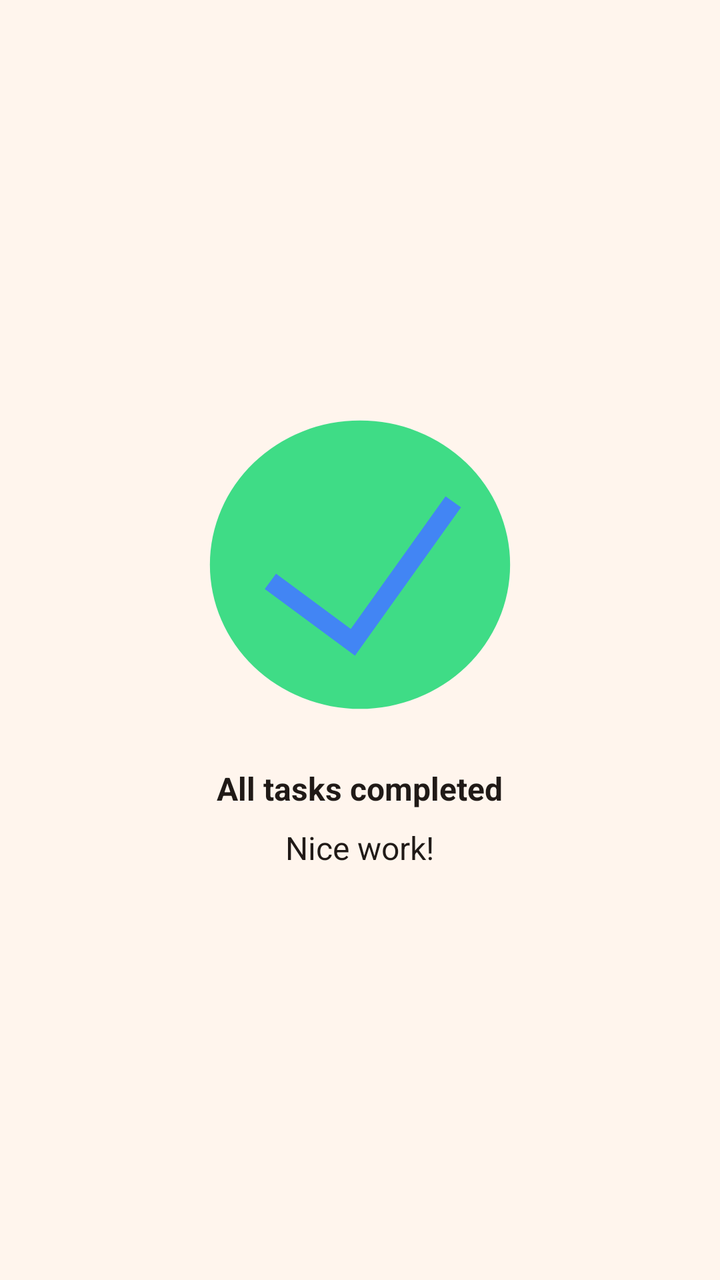
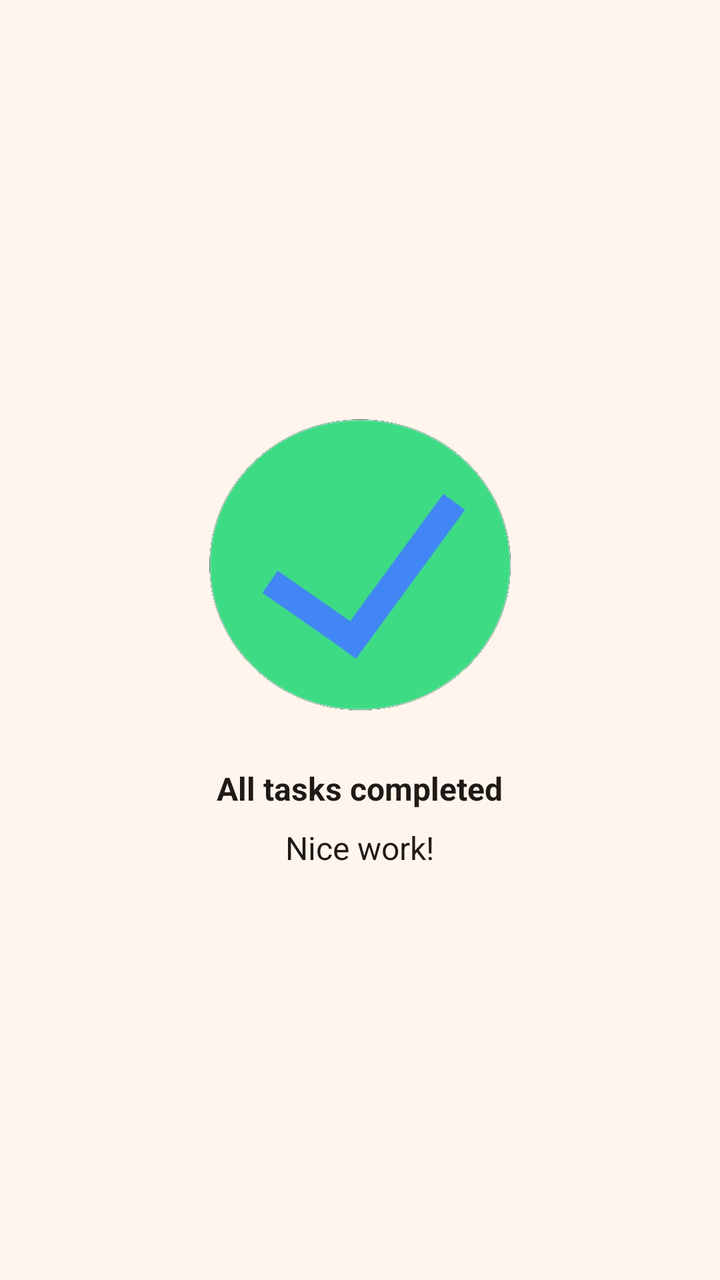

Screens rendered from an Android XML layout before and after an edit, with the pre-edit source and the edit as a unified diff.
<!-- AndroidManifest.xml: application theme Theme.TaskDone -->
<!-- res/layout/activity_main.xml -->
<?xml version="1.0" encoding="utf-8"?>
<LinearLayout xmlns:android="http://schemas.android.com/apk/res/android"
    xmlns:tools="http://schemas.android.com/tools"
    android:id="@+id/main"
    android:layout_width="match_parent"
    android:layout_height="match_parent"
    android:background="@color/screen_background"
    android:gravity="center"
    android:orientation="vertical"
    tools:context=".MainActivity">

    <ImageView
        android:layout_width="wrap_content"
        android:layout_height="wrap_content"
        android:contentDescription="@null"
        android:src="@drawable/ic_task_completed" />

    <TextView
        android:layout_width="wrap_content"
        android:layout_height="wrap_content"
        android:layout_marginTop="24dp"
        android:layout_marginBottom="8dp"
        android:text="@string/all_task_completed"
        android:textColor="@color/screen_text"
        android:textSize="16sp"
        android:textStyle="bold" />

    <TextView
        android:layout_width="wrap_content"
        android:layout_height="wrap_content"
        android:text="@string/nice_work"
        android:textColor="@color/screen_text"
        android:textSize="16sp" />
</LinearLayout>
<!-- resources referenced by this layout -->
<resources>
  <color name="screen_background">#FFFFF5ED</color>
  <color name="screen_text">#FF201A17</color>
  <!-- drawable ic_task_completed (drawable) -->
  <?xml version="1.0" encoding="utf-8"?>
  <vector xmlns:android="http://schemas.android.com/apk/res/android"
      android:width="162dp"
      android:height="154dp"
      android:viewportWidth="613"
      android:viewportHeight="581">
      
      <path
          android:fillColor="@color/check_circle"
          android:pathData="M306.5,290.5m-284,0a284,272 0,1 1,568 0a284,272 0,1 1,-568 0" />
      
      <path
          android:pathData="M137,322L293,437L483,172"
          android:strokeWidth="36"
          android:strokeColor="@color/check_mark" />
  </vector>
  <string name="all_task_completed">All tasks completed</string>
  <string name="nice_work">Nice work!</string>
  <style name="Theme.TaskDone" parent="Base.Theme.TaskDone" />
  <color name="check_circle">#FF3FDC86</color>
  <color name="check_mark">#FF4285F4</color>
  <style name="Base.Theme.TaskDone" parent="Theme.Material3.DayNight.NoActionBar">
          
          
      </style>
</resources>

<!-- the commit's change to res/layout/activity_main.xml (unified diff, before → after) -->
@@ -10,9 +10,8 @@
     tools:context=".MainActivity">
 
     <ImageView
-        android:layout_width="wrap_content"
-        android:layout_height="wrap_content"
-        android:contentDescription="@null"
+        android:layout_width="162dp"
+        android:layout_height="154dp"
         android:src="@drawable/ic_task_completed" />
 
     <TextView
@@ -21,7 +20,7 @@
         android:layout_marginTop="24dp"
         android:layout_marginBottom="8dp"
         android:text="@string/all_task_completed"
-        android:textColor="@color/screen_text"
+        android:textColor="@color/text_color"
         android:textSize="16sp"
         android:textStyle="bold" />
 
@@ -29,6 +28,6 @@
         android:layout_width="wrap_content"
         android:layout_height="wrap_content"
         android:text="@string/nice_work"
-        android:textColor="@color/screen_text"
+        android:textColor="@color/text_color"
         android:textSize="16sp" />
 </LinearLayout>
<!-- resource entries referenced after the edit -->
@@ -1,29 +1,11 @@
 <!-- resources referenced by this layout -->
 <resources>
   <color name="screen_background">#FFFFF5ED</color>
-  <color name="screen_text">#FF201A17</color>
-  <!-- drawable ic_task_completed (drawable) -->
-  <?xml version="1.0" encoding="utf-8"?>
-  <vector xmlns:android="http://schemas.android.com/apk/res/android"
-      android:width="162dp"
-      android:height="154dp"
-      android:viewportWidth="613"
-      android:viewportHeight="581">
-      
-      <path
-          android:fillColor="@color/check_circle"
-          android:pathData="M306.5,290.5m-284,0a284,272 0,1 1,568 0a284,272 0,1 1,-568 0" />
-      
-      <path
-          android:pathData="M137,322L293,437L483,172"
-          android:strokeWidth="36"
-          android:strokeColor="@color/check_mark" />
-  </vector>
+  <color name="text_color">#FF201A17</color>
+  <!-- drawable ic_task_completed: png bitmap (drawable, 67397 bytes) -->
   <string name="all_task_completed">All tasks completed</string>
   <string name="nice_work">Nice work!</string>
   <style name="Theme.TaskDone" parent="Base.Theme.TaskDone" />
-  <color name="check_circle">#FF3FDC86</color>
-  <color name="check_mark">#FF4285F4</color>
   <style name="Base.Theme.TaskDone" parent="Theme.Material3.DayNight.NoActionBar">
           
           
